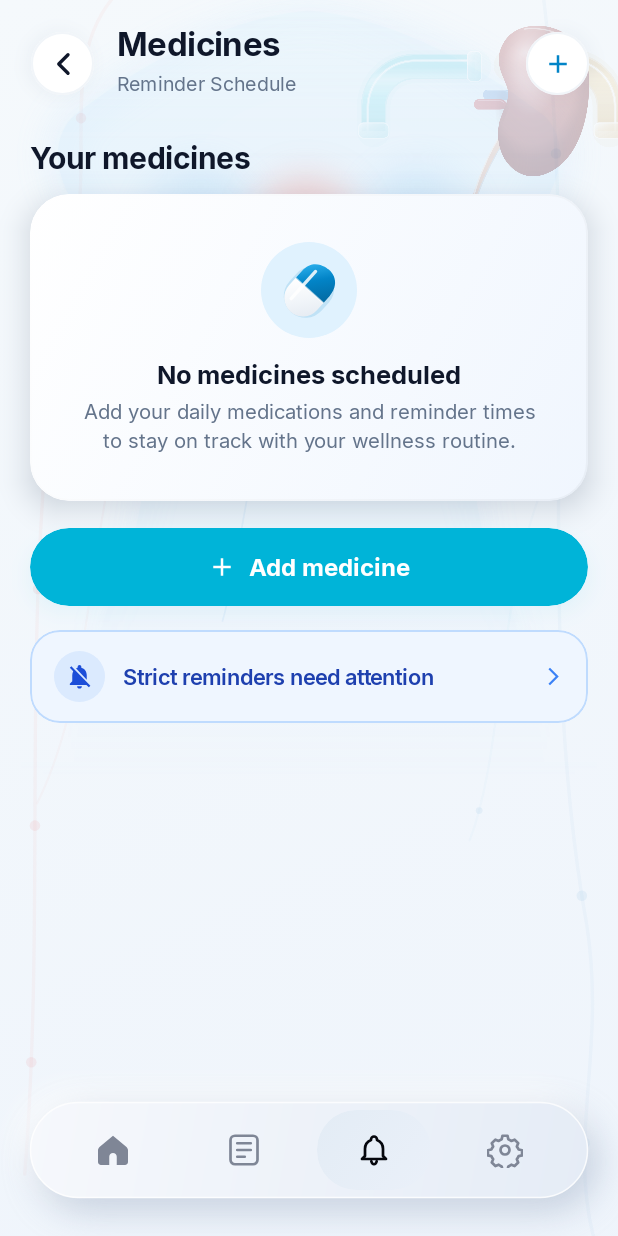
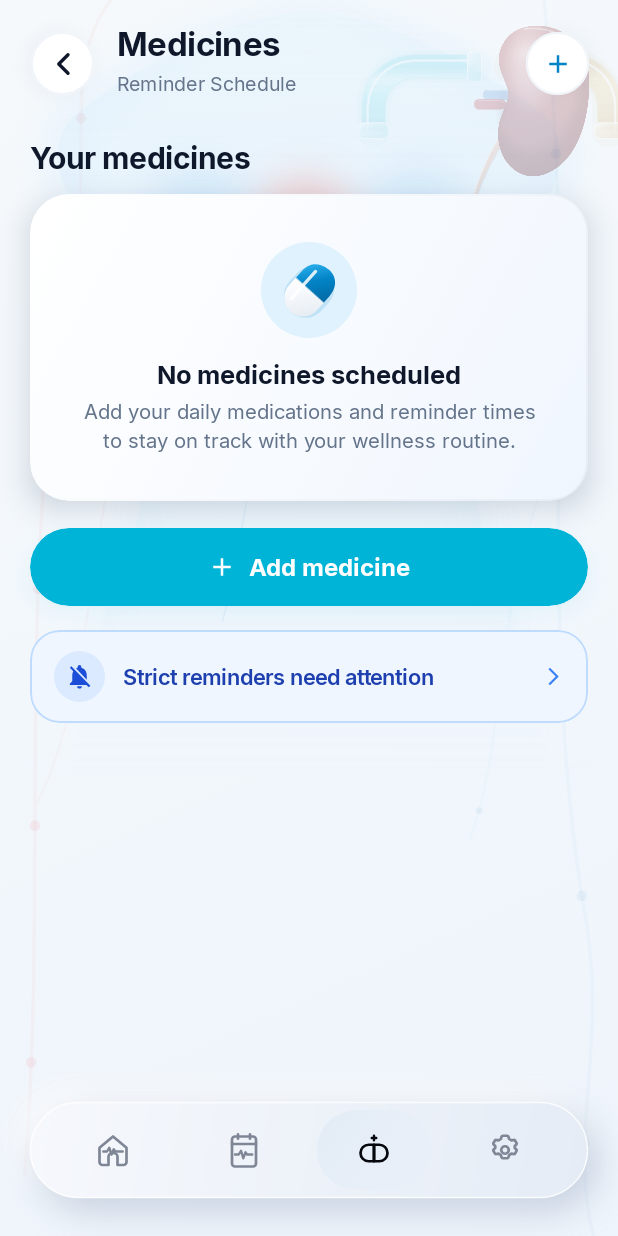
Before and after one commit to KishanMevada/TrackWell, an Android app built with Jetpack Compose: the MedicineScreen screen opened through its navigation route, on a phone screen of 412 x 824 dp. Run offline under Robolectric (Android 15) with nearby library versions, the phone set to English and light mode, and no system bars; our stand-ins replace Dagger/Hilt's generated code; 1 statement that could not run was skipped.

Commit message:
UI: replace bottom nav icons with Medical Minimal set (Option A)
- Today: house outline with ECG heartbeat spike across middle
- History: calendar with date pins + mini waveform inside
- Medicines: pill capsule split in halves + small cross above
- Settings: clean 6-tooth cog outline with 2.5r center circle

All icons use strokeWidth=1.8, strokeLineCap=round for consistent
thin-line premium feel matching the Aura Claymorphic design language.

```diff
--- a/app/src/main/res/drawable/ic_nav_bell.xml
+++ b/app/src/main/res/drawable/ic_nav_bell.xml
@@ -3,19 +3,39 @@
     android:height="24dp"
     android:viewportWidth="24"
     android:viewportHeight="24">
-    <!-- Outline bell with flared base line and small clapper arc below -->
+
+    <!-- Pill capsule outline — rotated 45°, left half / right half divided by center line -->
+    <!-- Left half of pill -->
     <path
         android:strokeColor="#7F8696"
         android:strokeWidth="1.8"
         android:strokeLineCap="round"
         android:strokeLineJoin="round"
         android:fillColor="#00000000"
-        android:pathData="M12,3 C10.9,3 10,3.9 10,5 L10,5.3 C7.7,6.3 6,8.5 6,11.2 L6,16 L4,18 L20,18 L18,16 L18,11.2 C18,8.5 16.3,6.3 14,5.3 L14,5 C14,3.9 13.1,3 12,3 Z" />
+        android:pathData="M8.5,19.5 C5.46,19.5 3,17.04 3,14 C3,10.96 5.46,8.5 8.5,8.5 L12,8.5 L12,19.5 Z" />
+
+    <!-- Right half of pill (outlined, lighter) -->
     <path
         android:strokeColor="#7F8696"
         android:strokeWidth="1.8"
         android:strokeLineCap="round"
         android:strokeLineJoin="round"
         android:fillColor="#00000000"
-        android:pathData="M10.2,19.5 C10.5,20.7 11.2,21.5 12,21.5 C12.8,21.5 13.5,20.7 13.8,19.5" />
+        android:pathData="M12,8.5 L15.5,8.5 C18.54,8.5 21,10.96 21,14 C21,17.04 18.54,19.5 15.5,19.5 L12,19.5 Z" />
+
+    <!-- Center divider line -->
+    <path
+        android:strokeColor="#7F8696"
+        android:strokeWidth="1.4"
+        android:strokeLineCap="round"
+        android:fillColor="#00000000"
+        android:pathData="M12,8.5 L12,19.5" />
+
+    <!-- Small plus / cross above the pill -->
+    <path
+        android:strokeColor="#7F8696"
+        android:strokeWidth="1.6"
+        android:strokeLineCap="round"
+        android:fillColor="#00000000"
+        android:pathData="M12,2.5 L12,5.5 M10.5,4 L13.5,4" />
 </vector>
--- a/app/src/main/res/drawable/ic_nav_gear.xml
+++ b/app/src/main/res/drawable/ic_nav_gear.xml
@@ -3,6 +3,7 @@
     android:height="24dp"
     android:viewportWidth="24"
     android:viewportHeight="24">
+
     <!-- Center circle -->
     <path
         android:strokeColor="#7F8696"
@@ -10,13 +11,52 @@
         android:strokeLineCap="round"
         android:strokeLineJoin="round"
         android:fillColor="#00000000"
-        android:pathData="M12,9 A3,3 0 1,1 12,15 A3,3 0 1,1 12,9 Z" />
-    <!-- Gear outer path with 8 rounded teeth -->
+        android:pathData="M12,9.5 A2.5,2.5 0 1,1 12,14.5 A2.5,2.5 0 1,1 12,9.5 Z" />
+
+    <!-- 6-tooth cog outline (smooth rounded teeth) -->
     <path
         android:strokeColor="#7F8696"
         android:strokeWidth="1.8"
         android:strokeLineCap="round"
         android:strokeLineJoin="round"
         android:fillColor="#00000000"
-        android:pathData="M10.3,2.5 L13.7,2.5 L14.2,4.8 C14.9,5.1 15.6,5.5 16.2,6 L18.4,5.1 L20.8,7.5 L19.9,9.7 C20.4,10.3 20.8,11 21.1,11.7 L23.4,12.2 L23.4,15.6 L21.1,16.1 C20.8,16.8 20.4,17.5 19.9,18.1 L20.8,20.3 L18.4,22.7 L16.2,21.8 C15.6,22.3 14.9,22.7 14.2,23 L13.7,25.3 L10.3,25.3 L9.8,23 C9.1,22.7 8.4,22.3 7.8,21.8 L5.6,22.7 L3.2,20.3 L4.1,18.1 C3.6,17.5 3.2,16.8 2.9,16.1 L0.6,15.6 L0.6,12.2 L2.9,11.7 C3.2,11 3.6,10.3 4.1,9.7 L3.2,7.5 L5.6,5.1 L7.8,6 C8.4,5.5 9.1,5.1 9.8,4.8 Z" />
+        android:pathData="
+M13.5,2.5 L13.5,2.5
+C13.9,2.5 14.2,2.8 14.3,3.1
+L14.7,4.6
+C15.3,4.9 15.8,5.2 16.3,5.6
+L17.8,5.3
+C18.1,5.3 18.5,5.4 18.7,5.7
+L19.7,7.4
+C19.9,7.7 19.8,8.1 19.6,8.3
+L18.5,9.3
+C18.5,9.5 18.5,9.7 18.5,10
+C18.5,10.3 18.5,10.5 18.5,10.7
+L19.6,11.7
+C19.8,11.9 19.9,12.3 19.7,12.6
+L18.7,14.3
+C18.5,14.6 18.1,14.7 17.8,14.7
+L16.3,14.4
+C15.8,14.8 15.3,15.1 14.7,15.4
+L14.3,16.9
+C14.2,17.2 13.9,17.5 13.5,17.5
+L10.5,17.5
+C10.1,17.5 9.8,17.2 9.7,16.9
+L9.3,15.4
+C8.7,15.1 8.2,14.8 7.7,14.4
+L6.2,14.7
+C5.9,14.7 5.5,14.6 5.3,14.3
+L4.3,12.6
+C4.1,12.3 4.2,11.9 4.4,11.7
+L5.5,10.7
+C5.5,10.5 5.5,10.3 5.5,10
+C5.5,9.7 5.5,9.5 5.5,9.3
+L4.4,8.3
+C4.2,8.1 4.1,7.7 4.3,7.4
+L5.3,5.7
+C5.5,5.4 5.9,5.3 6.2,5.3
+L7.7,5.6
+C8.2,5.2 8.7,4.9 9.3,4.6
+L9.7,3.1
+C9.8,2.8 10.1,2.5 10.5,2.5 Z" />
 </vector>
--- a/app/src/main/res/drawable/ic_nav_home.xml
+++ b/app/src/main/res/drawable/ic_nav_home.xml
@@ -3,8 +3,22 @@
     android:height="24dp"
     android:viewportWidth="24"
     android:viewportHeight="24">
-    <!-- Filled house with rounded apex, small arched door cutout at bottom center -->
+
+    <!-- House outline with rounded apex -->
     <path
-        android:fillColor="#05070D"
-        android:pathData="M12,2.5 L3.2,9.8 C2.5,10.4 2,11.3 2,12.2 L2,20 C2,21.1 2.9,22 4,22 L9.5,22 L9.5,16.5 C9.5,15.1 10.6,14 12,14 C13.4,14 14.5,15.1 14.5,16.5 L14.5,22 L20,22 C21.1,22 22,21.1 22,20 L22,12.2 C22,11.3 21.5,10.4 20.8,9.8 L12,2.5 Z" />
+        android:strokeColor="#05070D"
+        android:strokeWidth="1.8"
+        android:strokeLineCap="round"
+        android:strokeLineJoin="round"
+        android:fillColor="#00000000"
+        android:pathData="M3,10.5 L12,3 L21,10.5 L21,20 C21,21.1 20.1,22 19,22 L15,22 L15,16.5 C15,15.1 13.6,14 12,14 C10.4,14 9,15.1 9,16.5 L9,22 L5,22 C3.9,22 3,21.1 3,20 Z" />
+
+    <!-- Heartbeat / ECG line across the middle of the house -->
+    <path
+        android:strokeColor="#05070D"
+        android:strokeWidth="1.6"
+        android:strokeLineCap="round"
+        android:strokeLineJoin="round"
+        android:fillColor="#00000000"
+        android:pathData="M5.5,13 L8,13 L9.5,10.5 L11,15 L12.5,11.5 L13.5,13 L16,13 L18.5,13" />
 </vector>
--- a/app/src/main/res/drawable/ic_nav_list.xml
+++ b/app/src/main/res/drawable/ic_nav_list.xml
@@ -3,19 +3,38 @@
     android:height="24dp"
     android:viewportWidth="24"
     android:viewportHeight="24">
-    <!-- Outline rounded rectangle 18x21, stroke 1.8dp, radius 3 -->
+
+    <!-- Calendar outline body -->
     <path
         android:strokeColor="#7F8696"
         android:strokeWidth="1.8"
         android:strokeLineCap="round"
         android:strokeLineJoin="round"
         android:fillColor="#00000000"
-        android:pathData="M6,2.5 L18,2.5 C19.65,2.5 21,3.85 21,5.5 L21,18.5 C21,20.15 19.65,21.5 18,21.5 L6,21.5 C4.35,21.5 3,20.15 3,18.5 L3,5.5 C3,3.85 4.35,2.5 6,2.5 Z" />
-    <!-- Three left-aligned lines (two long, one short) -->
+        android:pathData="M6,3 L18,3 C19.1,3 20,3.9 20,5 L20,21 C20,22.1 19.1,23 18,23 L6,23 C4.9,23 4,22.1 4,21 L4,5 C4,3.9 4.9,3 6,3 Z" />
+
+    <!-- Calendar top bar / header divider -->
     <path
         android:strokeColor="#7F8696"
         android:strokeWidth="1.8"
         android:strokeLineCap="round"
         android:fillColor="#00000000"
-        android:pathData="M7.5,7.5 L16.5,7.5 M7.5,12 L16.5,12 M7.5,16.5 L12.5,16.5" />
+        android:pathData="M4,8 L20,8" />
+
+    <!-- Date pins (two rectangles top of calendar) -->
+    <path
+        android:strokeColor="#7F8696"
+        android:strokeWidth="1.8"
+        android:strokeLineCap="round"
+        android:fillColor="#00000000"
+        android:pathData="M8,1.5 L8,4.5 M16,1.5 L16,4.5" />
+
+    <!-- Mini waveform / ECG inside calendar body -->
+    <path
+        android:strokeColor="#7F8696"
+        android:strokeWidth="1.6"
+        android:strokeLineCap="round"
+        android:strokeLineJoin="round"
+        android:fillColor="#00000000"
+        android:pathData="M6,15 L8.5,15 L10,12.5 L11.5,17.5 L13,13.5 L14,15 L16,15 L17.5,15" />
 </vector>
```
